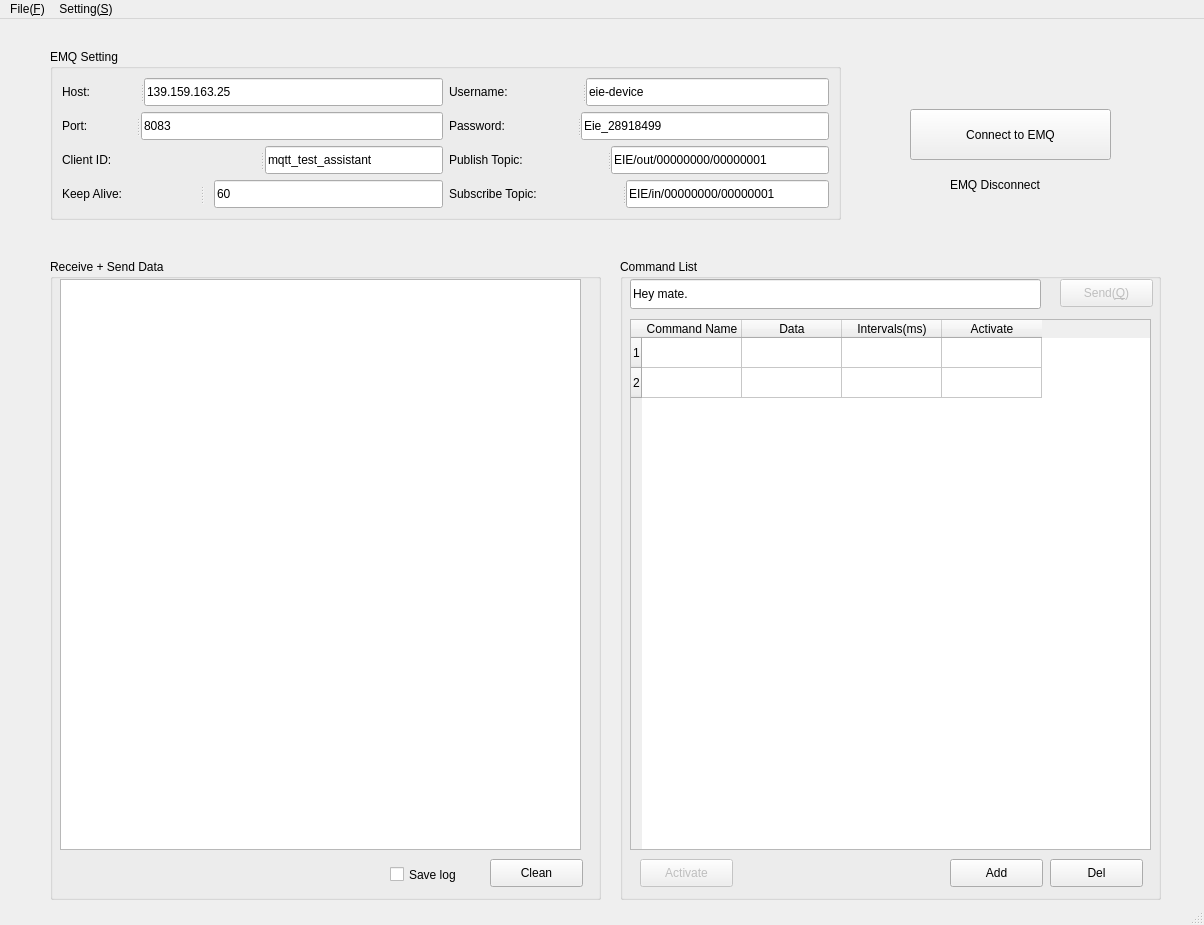
This is UI/JT_EMQ_Test_Assistant_UI_Simple.ui in PeterH0323/MQTT_Assistant as Qt 5 draws it before an edit. The edited form follows.
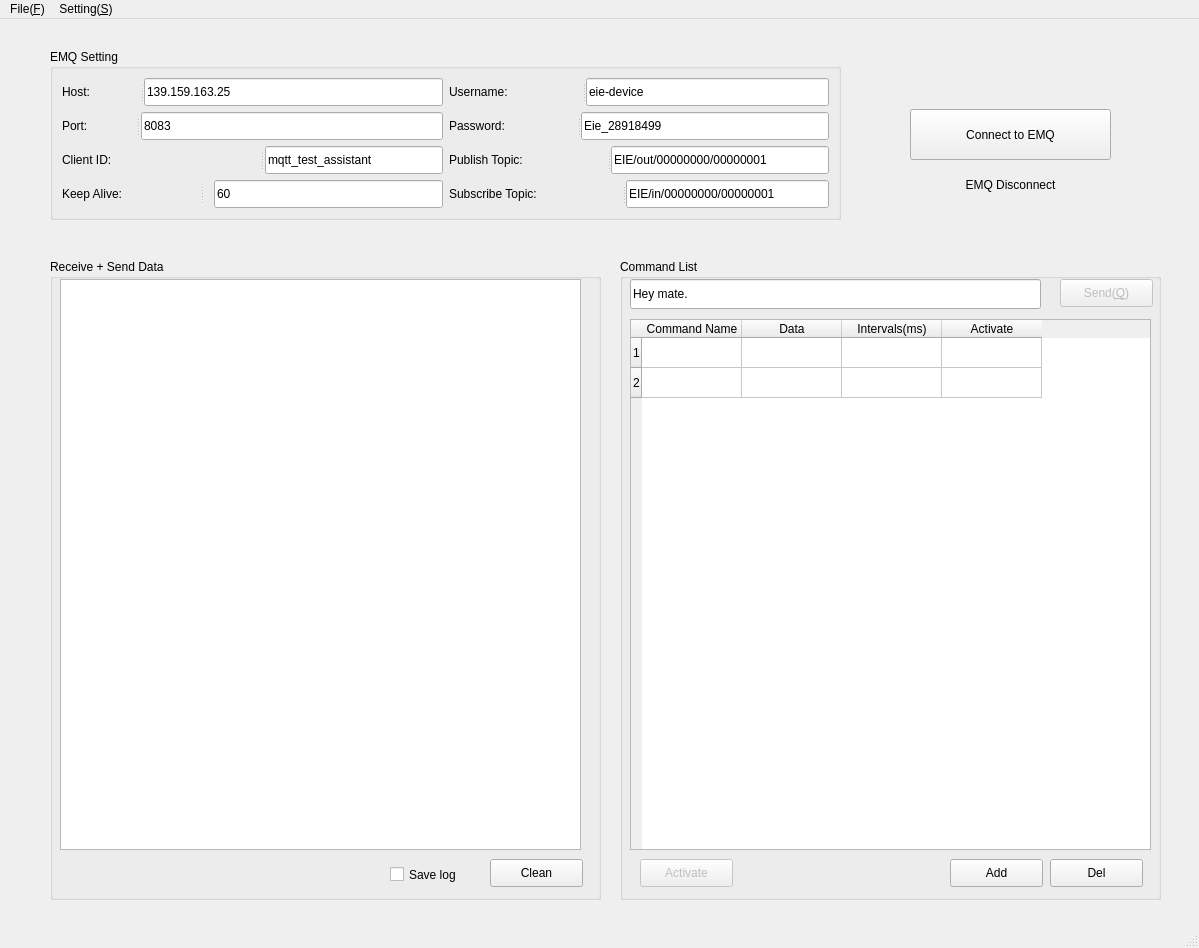
This is the edited form.

```diff
--- a/UI/JT_EMQ_Test_Assistant_UI_Simple.ui
+++ b/UI/JT_EMQ_Test_Assistant_UI_Simple.ui
@@ -9,8 +9,8 @@
    <rect>
     <x>0</x>
     <y>0</y>
-    <width>1204</width>
-    <height>925</height>
+    <width>1199</width>
+    <height>948</height>
    </rect>
   </property>
   <property name="windowTitle">
@@ -51,6 +51,9 @@
     <property name="text">
      <string>EMQ Disconnect</string>
     </property>
+    <property name="alignment">
+     <set>Qt::AlignCenter</set>
+    </property>
    </widget>
    <widget class="QGroupBox" name="EMQ_Setting_groupBox">
     <property name="geometry">
@@ -430,7 +433,7 @@
     <rect>
      <x>0</x>
      <y>0</y>
-     <width>1204</width>
+     <width>1199</width>
      <height>23</height>
     </rect>
    </property>
```
Left out of the diff: 166 changed lines with no effect on the pictures.
